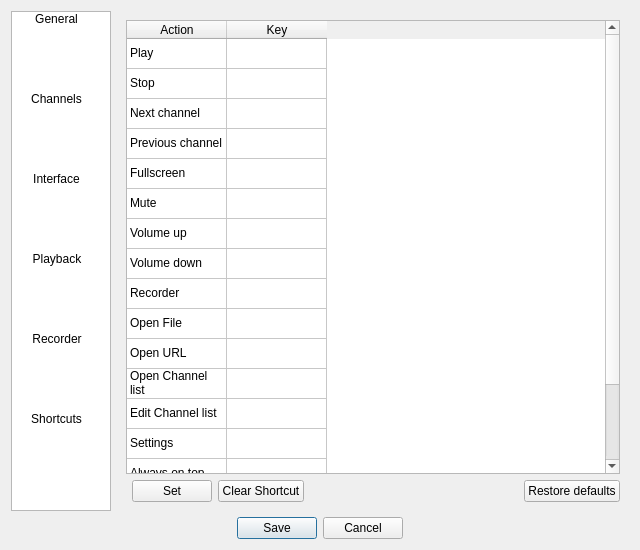
Above: src/ui/EditSettings.ui from ntadej/tano before the change. Below: the same form after it.
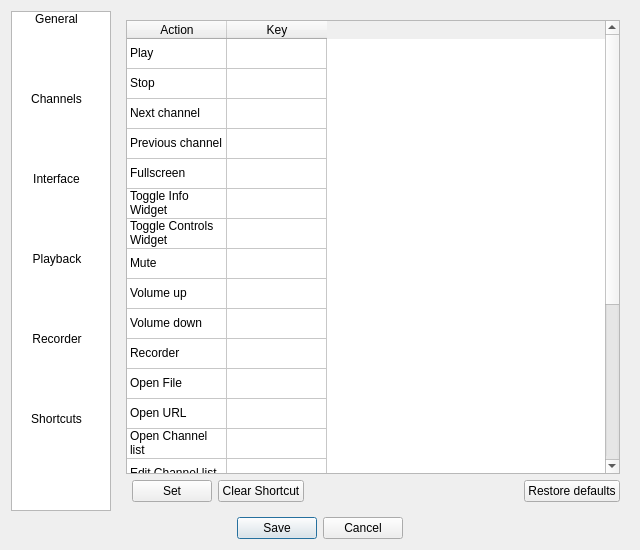
That is the form after the change. The open tabs and pages were chosen to show the change. Icons and pictures are not drawn. Custom widgets are drawn as their Qt base class.

Patch:
```diff
--- a/src/ui/EditSettings.ui
+++ b/src/ui/EditSettings.ui
@@ -683,6 +683,31 @@
            <string notr="true">0</string>
           </property>
          </row>
+         <row>
+          <property name="text">
+           <string notr="true">0</string>
+          </property>
+         </row>
+         <row>
+          <property name="text">
+           <string notr="true">0</string>
+          </property>
+         </row>
+         <row>
+          <property name="text">
+           <string notr="true">0</string>
+          </property>
+         </row>
+         <row>
+          <property name="text">
+           <string notr="true">0</string>
+          </property>
+         </row>
+         <row>
+          <property name="text">
+           <string notr="true">0</string>
+          </property>
+         </row>
          <column>
           <property name="text">
            <string>Action</string>
@@ -760,10 +785,7 @@
          </item>
          <item row="5" column="0">
           <property name="text">
-           <string>Mute</string>
-          </property>
-          <property name="flags">
-           <set>ItemIsDragEnabled|ItemIsUserCheckable|ItemIsEnabled</set>
+           <string>Toggle Info Widget</string>
           </property>
          </item>
          <item row="5" column="1">
@@ -773,10 +795,7 @@
          </item>
          <item row="6" column="0">
           <property name="text">
-           <string>Volume up</string>
-          </property>
-          <property name="flags">
-           <set>ItemIsDragEnabled|ItemIsUserCheckable|ItemIsEnabled</set>
+           <string>Toggle Controls Widget</string>
           </property>
          </item>
          <item row="6" column="1">
@@ -786,7 +805,7 @@
          </item>
          <item row="7" column="0">
           <property name="text">
-           <string>Volume down</string>
+           <string>Mute</string>
           </property>
           <property name="flags">
            <set>ItemIsDragEnabled|ItemIsUserCheckable|ItemIsEnabled</set>
@@ -799,7 +818,7 @@
          </item>
          <item row="8" column="0">
           <property name="text">
-           <string>Recorder</string>
+           <string>Volume up</string>
           </property>
           <property name="flags">
            <set>ItemIsDragEnabled|ItemIsUserCheckable|ItemIsEnabled</set>
@@ -812,7 +831,7 @@
          </item>
          <item row="9" column="0">
           <property name="text">
-           <string>Open File</string>
+           <string>Volume down</string>
           </property>
           <property name="flags">
            <set>ItemIsDragEnabled|ItemIsUserCheckable|ItemIsEnabled</set>
@@ -825,7 +844,7 @@
          </item>
          <item row="10" column="0">
           <property name="text">
-           <string>Open URL</string>
+           <string>Recorder</string>
           </property>
           <property name="flags">
            <set>ItemIsDragEnabled|ItemIsUserCheckable|ItemIsEnabled</set>
@@ -838,7 +857,7 @@
          </item>
          <item row="11" column="0">
           <property name="text">
-           <string>Open Channel list</string>
+           <string>Open File</string>
           </property>
           <property name="flags">
            <set>ItemIsDragEnabled|ItemIsUserCheckable|ItemIsEnabled</set>
@@ -851,7 +870,7 @@
          </item>
          <item row="12" column="0">
           <property name="text">
-           <string>Edit Channel list</string>
+           <string>Open URL</string>
           </property>
           <property name="flags">
            <set>ItemIsDragEnabled|ItemIsUserCheckable|ItemIsEnabled</set>
@@ -864,7 +883,7 @@
          </item>
          <item row="13" column="0">
           <property name="text">
-           <string>Settings</string>
+           <string>Open Channel list</string>
           </property>
           <property name="flags">
            <set>ItemIsDragEnabled|ItemIsUserCheckable|ItemIsEnabled</set>
@@ -877,7 +896,7 @@
          </item>
          <item row="14" column="0">
           <property name="text">
-           <string>Always on top</string>
+           <string>Edit Channel list</string>
           </property>
           <property name="flags">
            <set>ItemIsDragEnabled|ItemIsUserCheckable|ItemIsEnabled</set>
@@ -890,7 +909,7 @@
          </item>
          <item row="15" column="0">
           <property name="text">
-           <string>Simple Mode</string>
+           <string>Settings</string>
           </property>
           <property name="flags">
            <set>ItemIsDragEnabled|ItemIsUserCheckable|ItemIsEnabled</set>
@@ -903,7 +922,7 @@
          </item>
          <item row="16" column="0">
           <property name="text">
-           <string>Hide to tray</string>
+           <string>Always on top</string>
           </property>
           <property name="flags">
            <set>ItemIsDragEnabled|ItemIsUserCheckable|ItemIsEnabled</set>
@@ -914,6 +933,62 @@
            <string notr="true"/>
           </property>
          </item>
+         <item row="17" column="0">
+          <property name="text">
+           <string>Simple Mode</string>
+          </property>
+          <property name="flags">
+           <set>ItemIsDragEnabled|ItemIsUserCheckable|ItemIsEnabled</set>
+          </property>
+         </item>
+         <item row="17" column="1">
+          <property name="text">
+           <string notr="true"/>
+          </property>
+         </item>
+         <item row="18" column="0">
+          <property name="text">
+           <string>Hide to tray</string>
+          </property>
+          <property name="flags">
+           <set>ItemIsDragEnabled|ItemIsUserCheckable|ItemIsEnabled</set>
+          </property>
+         </item>
+         <item row="18" column="1">
+          <property name="text">
+           <string notr="true"/>
+          </property>
+         </item>
+         <item row="19" column="0">
+          <property name="text">
+           <string>Next aspect ratio mode</string>
+          </property>
+         </item>
+         <item row="19" column="1">
+          <property name="text">
+           <string notr="true"/>
+          </property>
+         </item>
+         <item row="20" column="0">
+          <property name="text">
+           <string>Next crop mode</string>
+          </property>
+         </item>
+         <item row="20" column="1">
+          <property name="text">
+           <string notr="true"/>
+          </property>
+         </item>
+         <item row="21" column="0">
+          <property name="text">
+           <string>Next deinterlace mode</string>
+          </property>
+         </item>
+         <item row="21" column="1">
+          <property name="text">
+           <string notr="true"/>
+          </property>
+         </item>
         </widget>
        </item>
        <item row="1" column="3">
```
